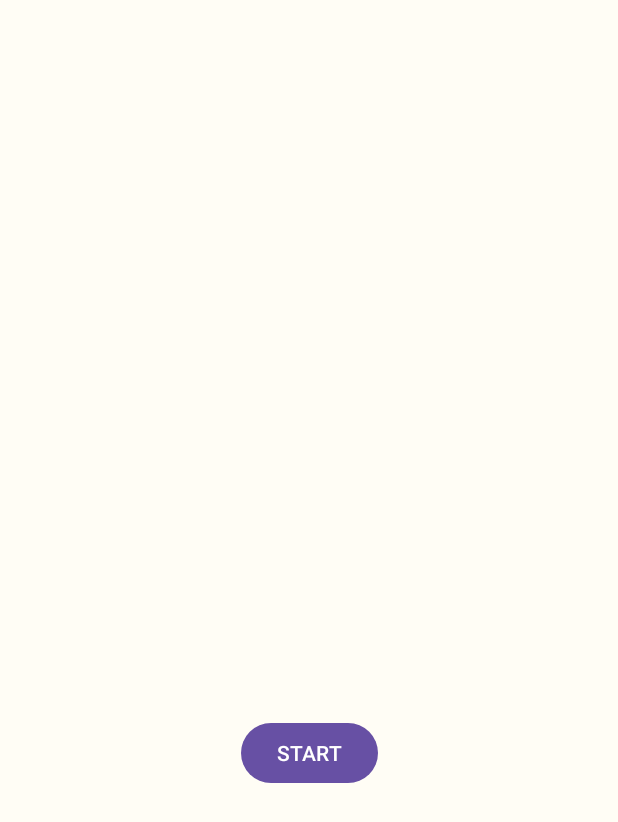
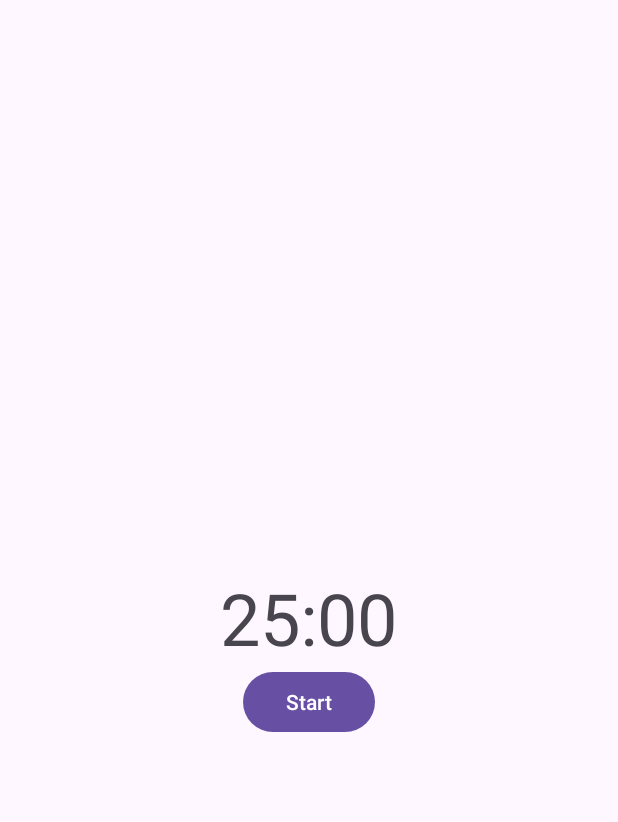
Before and after one commit to CSC207-2023Y-UofT/course-project-tnt, an Android app: the MainActivity screen opened directly, with no data from a screen before it, on a phone screen of 412 x 824 dp. Shown: the top 822 px of the screen. Run offline under Robolectric (Android 15) with nearby library versions, the phone set to English and light mode, and no system bars.

Commit message:
"timer update - basic functions are done"

```diff
--- a/app/src/main/AndroidManifest.xml
+++ b/app/src/main/AndroidManifest.xml
@@ -6,14 +6,14 @@
         android:allowBackup="true"
         android:dataExtractionRules="@xml/data_extraction_rules"
         android:fullBackupContent="@xml/backup_rules"
-        android:icon="@mipmap/ic_launcher"
+        android:icon="@drawable/ic_launcher_foreground"
         android:label="@string/app_name"
         android:roundIcon="@mipmap/ic_launcher_round"
         android:supportsRtl="true"
         android:theme="@style/Theme.MyApplication"
         tools:targetApi="31">
 
-    <activity android:name="pomodoro.timer.Timer"
+    <activity android:name="pomodoro.timer.MainActivity"
         android:exported="true">
         <intent-filter>
             <action android:name="android.intent.action.SEND" />
--- a/app/src/main/java/pomodoro/timer/Timer.java
+++ b/app/src/main/java/pomodoro/timer/MainActivity.java
@@ -1,4 +1,5 @@
 package pomodoro.timer;
+
 
 import android.os.Bundle;
 import android.os.CountDownTimer;
@@ -7,23 +8,17 @@ import android.widget.Button;
 import android.widget.TextView;
 
 import androidx.appcompat.app.AppCompatActivity;
-
 import com.example.myapplication.R;
-
-public class Timer extends AppCompatActivity {
+public class MainActivity extends AppCompatActivity {
 
     private TextView timerTextView;
-    private Button startButton;
+    private Button startPauseButton;
     private Button resetButton;
-
     private CountDownTimer timer;
-    private boolean isTimerRunning = false;
-    private long timeRemaining = 0;
-    private final long WORK_DURATION = 25 * 60 * 1000;
-    private final long BREAK_DURATION = 5 * 60 * 1000;
-    private final long LONG_BREAK_DURATION = 15 * 60;
-    private final int WORK_ROUNDS = 4;
-    private int workRoundCount = 0;
+    private boolean isTimerRunning;
+    private long timeLeftInMillis;
+    private static final long WORK_DURATION = 25 * 60 * 1000;
+    private static final long BREAK_DURATION = 5 * 60 * 1000;
 
     @Override
     protected void onCreate(Bundle savedInstanceState) {
@@ -31,20 +26,16 @@ public class Timer extends AppCompatActivity {
         setContentView(R.layout.timer_page);
 
         timerTextView = findViewById(R.id.timerTextView);
-        startButton = findViewById(R.id.startButton);
+        startPauseButton = findViewById(R.id.startPauseButton);
         resetButton = findViewById(R.id.resetButton);
 
-        startButton.setOnClickListener(new View.OnClickListener() {
+        startPauseButton.setOnClickListener(new View.OnClickListener() {
             @Override
             public void onClick(View v) {
                 if (isTimerRunning) {
                     pauseTimer();
                 } else {
-                    if (timeRemaining <= 0) {
-                        startTimer(WORK_DURATION);
-                    } else {
-                        startTimer(timeRemaining);
-                    }
+                    startTimer(timeLeftInMillis > 0 ? timeLeftInMillis : WORK_DURATION);
                 }
             }
         });
@@ -61,55 +52,55 @@ public class Timer extends AppCompatActivity {
         timer = new CountDownTimer(duration, 1000) {
             @Override
             public void onTick(long millisUntilFinished) {
-                timeRemaining = millisUntilFinished;
+                timeLeftInMillis = millisUntilFinished;
                 updateTimerText(millisUntilFinished);
             }
 
             @Override
             public void onFinish() {
-                if (isTimerRunning) {
-                    if (workRoundCount < WORK_ROUNDS) {
-                        workRoundCount++;
-                        startTimer(BREAK_DURATION);
-                    } else {
-                        workRoundCount = 0;
-                        startTimer(WORK_DURATION);
-                    }
+                if (duration == WORK_DURATION) {
+                    updateTimerText(BREAK_DURATION);
+                    startTimer(BREAK_DURATION);
                 } else {
-                    startTimer(WORK_DURATION);
+                    updateTimerText(WORK_DURATION);
+                    resetButton.setVisibility(View.VISIBLE);
+                    startPauseButton.setText("Start");
                 }
             }
         }.start();
 
         isTimerRunning = true;
-        startButton.setText("PAUSE");
-        resetButton.setVisibility(View.INVISIBLE);
+        startPauseButton.setText("Pause");
+        resetButton.setVisibility(View.GONE);
     }
 
     private void pauseTimer() {
         timer.cancel();
         isTimerRunning = false;
-        timeRemaining = timeRemaining > 0 ? timeRemaining : WORK_DURATION;
-        updateTimerText(timeRemaining);
-        startButton.setText("START");
+        startPauseButton.setText("Start");
         resetButton.setVisibility(View.VISIBLE);
     }
 
     private void resetTimer() {
-        if (timer != null) {
-            timer.cancel();
-        }
-        isTimerRunning = false;
-        timeRemaining = 0;
+        timer.cancel();
+        timeLeftInMillis = WORK_DURATION;
         updateTimerText(WORK_DURATION);
-        startButton.setText("START");
-        resetButton.setVisibility(View.INVISIBLE);
-        workRoundCount = 0;
+        startPauseButton.setText("Start");
+        resetButton.setVisibility(View.GONE);
     }
 
     private void updateTimerText(long millisUntilFinished) {
         int minutes = (int) (millisUntilFinished / 1000) / 60;
         int seconds = (int) (millisUntilFinished / 1000) % 60;
-        timerTextView.setText(String.format("%02d:%02d", minutes, seconds));
+        String timeLeft = String.format("%02d:%02d", minutes, seconds);
+        timerTextView.setText(timeLeft);
+    }
+
+    @Override
+    protected void onStop() {
+        super.onStop();
+        if (timer != null) {
+            timer.cancel();
+        }
     }
 }
--- a/app/src/main/res/layout/timer_page.xml
+++ b/app/src/main/res/layout/timer_page.xml
@@ -1,49 +1,31 @@
-<?xml version="1.0" encoding="utf-8"?>
-<androidx.constraintlayout.widget.ConstraintLayout xmlns:android="http://schemas.android.com/apk/res/android"
-    xmlns:app="http://schemas.android.com/apk/res-auto"
-    xmlns:tools="http://schemas.android.com/tools"
-    android:id="@+id/container"
+<RelativeLayout xmlns:android="http://schemas.android.com/apk/res/android"
     android:layout_width="match_parent"
-    android:layout_height="match_parent"
-    android:background="#FFFDF5"
-    android:paddingTop="?attr/actionBarSize">
-
-
-    <Button
-        android:id="@+id/startButton"
-        android:layout_width="wrap_content"
-        android:layout_height="wrap_content"
-        android:layout_alignParentStart="true"
-        android:layout_marginBottom="298dp"
-        android:text="START"
-        app:iconTint="#A4C9E4"
-        app:layout_constraintBottom_toBottomOf="parent"
-        app:layout_constraintEnd_toEndOf="parent"
-        app:layout_constraintStart_toStartOf="parent" />
-
-    <Button
-        android:id="@+id/resetButton"
-        android:layout_width="wrap_content"
-        android:layout_height="wrap_content"
-        android:layout_below="@id/timerTextView"
-        android:layout_alignParentEnd="@id/timerTextView"
-        android:layout_marginTop="33dp"
-        android:text="RESET"
-        android:visibility="invisible"
-        app:iconTint="#A4C9E4"
-        app:layout_constraintStart_toStartOf="@+id/startButton"
-        app:layout_constraintTop_toBottomOf="@+id/startButton" />
+    android:layout_height="match_parent">
 
     <TextView
         android:id="@+id/timerTextView"
         android:layout_width="wrap_content"
         android:layout_height="wrap_content"
         android:layout_centerInParent="true"
-        android:layout_marginBottom="77dp"
-        android:textSize="40sp"
-        app:layout_constraintBottom_toTopOf="@+id/startButton"
-        app:layout_constraintEnd_toEndOf="parent"
-        app:layout_constraintStart_toStartOf="parent" />
+        android:textSize="48sp"
+        android:text="25:00"
+        android:visibility="visible" />
 
+    <Button
+        android:id="@+id/startPauseButton"
+        android:layout_width="wrap_content"
+        android:layout_height="wrap_content"
+        android:layout_below="@id/timerTextView"
+        android:layout_centerHorizontal="true"
+        android:text="Start" />
 
-</androidx.constraintlayout.widget.ConstraintLayout>
+    <Button
+        android:id="@+id/resetButton"
+        android:layout_width="wrap_content"
+        android:layout_height="wrap_content"
+        android:layout_below="@id/startPauseButton"
+        android:layout_centerHorizontal="true"
+        android:text="Reset"
+        android:visibility="gone" />
+
+</RelativeLayout>
--- a/build.gradle
+++ b/build.gradle
@@ -18,3 +18,8 @@ test {
         events "passed", "skipped", "failed"
     }
 }
+
+java {
+    sourceCompatibility = JavaVersion.VERSION_1_8
+    targetCompatibility = JavaVersion.VERSION_1_8
+}
```
